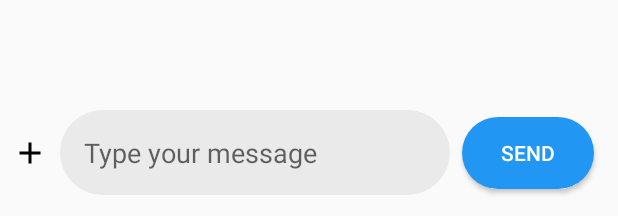
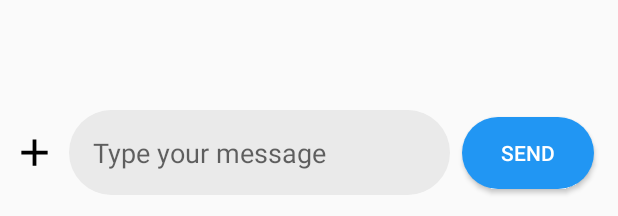
Before and after one commit to rishab247/Cruise, an Android app: the layout activity_chatting.xml on its own in the app's theme, with its tools: preview values and no code run, on a phone screen of 412 x 824 dp. Shown: the part 1017-1233 px from the top of the screen. Run offline under Robolectric (Android 15) with nearby library versions, the phone set to English and light mode, and no system bars.

Commit message:
image picker implementation

```diff
--- a/app/build.gradle
+++ b/app/build.gradle
@@ -56,6 +56,8 @@ dependencies {
     implementation 'com.google.firebase:firebase-database-ktx:19.7.0'
     testImplementation 'junit:junit:4.+'
     implementation 'net.alhazmy13.MediaPicker:libary:2.4.4'
+    implementation 'com.erikagtierrez.multiple_media_picker:multiple-media-picker:1.0.5'
+    implementation 'com.github.AnilFurkanOkcun:UWMediaPicker-Android:1.2.1'
 
     androidTestImplementation 'androidx.test.ext:junit:1.1.2'
     androidTestImplementation 'androidx.test.espresso:espresso-core:3.3.0'
--- a/app/src/main/AndroidManifest.xml
+++ b/app/src/main/AndroidManifest.xml
@@ -22,6 +22,7 @@
         android:icon="@drawable/logo"
         android:label="@string/app_name"
         android:roundIcon="@drawable/logo"
+        android:requestLegacyExternalStorage="true"
         android:supportsRtl="true"
         android:theme="@style/Theme.Cruise">
         <activity android:name=".UI.Tabs.Chat.MessageActivity"></activity>
--- a/app/src/main/res/layout/activity_chatting.xml
+++ b/app/src/main/res/layout/activity_chatting.xml
@@ -37,9 +37,9 @@
             app:lottie_loop="false" />
 
         <ImageView
-            android:id="@+id/imageView6"
-            android:layout_width="wrap_content"
-            android:layout_height="wrap_content"
+            android:id="@+id/addmedia"
+            android:layout_width="30dp"
+            android:layout_height="30dp"
             android:layout_marginStart="8dp"
             android:src="@drawable/ic_add_24px"
             app:layout_constraintBottom_toBottomOf="@+id/message_id"
@@ -60,7 +60,7 @@
             app:layout_constraintBottom_toBottomOf="parent"
             app:layout_constraintEnd_toStartOf="@+id/send_id"
             app:layout_constraintHorizontal_bias="0.0"
-            app:layout_constraintStart_toEndOf="@+id/imageView6"
+            app:layout_constraintStart_toEndOf="@+id/addmedia"
             app:layout_constraintTop_toBottomOf="@+id/chat_message" />
 
         <Button
--- a/app/src/main/res/values/colors.xml
+++ b/app/src/main/res/values/colors.xml
@@ -11,4 +11,4 @@
     <color name="red">#F23B5F</color>
     <color name="light_gray">#E8EBEC</color>
     <color name="light_pink">#C28495</color>
-</resources>
+ </resources>
--- a/build.gradle
+++ b/build.gradle
@@ -17,6 +17,8 @@ buildscript {
 
 allprojects {
     repositories {
+        maven { url 'https://jitpack.io' }
+
         google()
         jcenter()
     }
```
Also changed, not shown: app/src/main/java/com/example/cruise/Adapter/FriendFragment/FriendRequestReceiveListAdapter.kt (+4 -4 lines), app/src/main/java/com/example/cruise/Adapter/FriendFragment/FriendRequestSendListAdapter.kt (+5 -3 lines), app/src/main/java/com/example/cruise/UI/Tabs/Chat/MessageActivity.kt (+143 -10 lines), app/src/main/res/layout/image_messaage.xml (+4 -3 lines).
